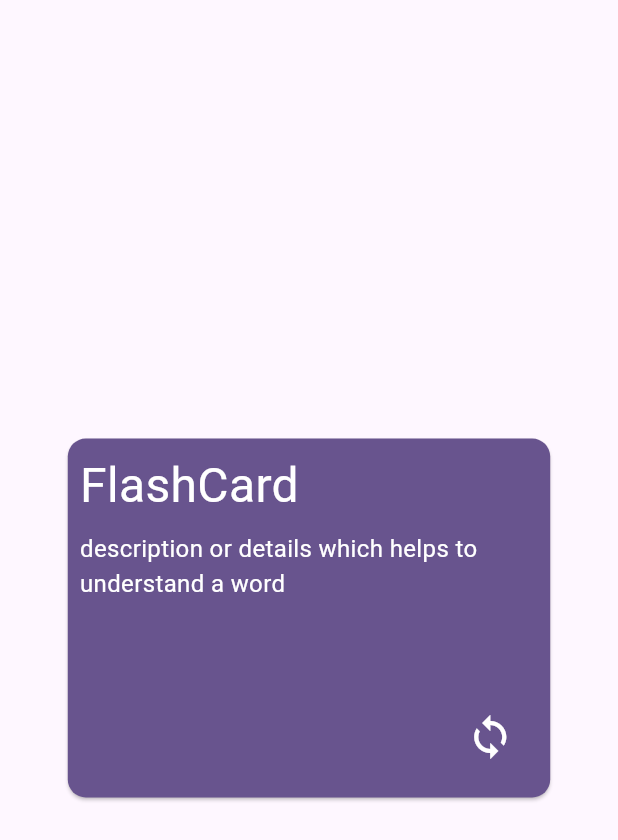
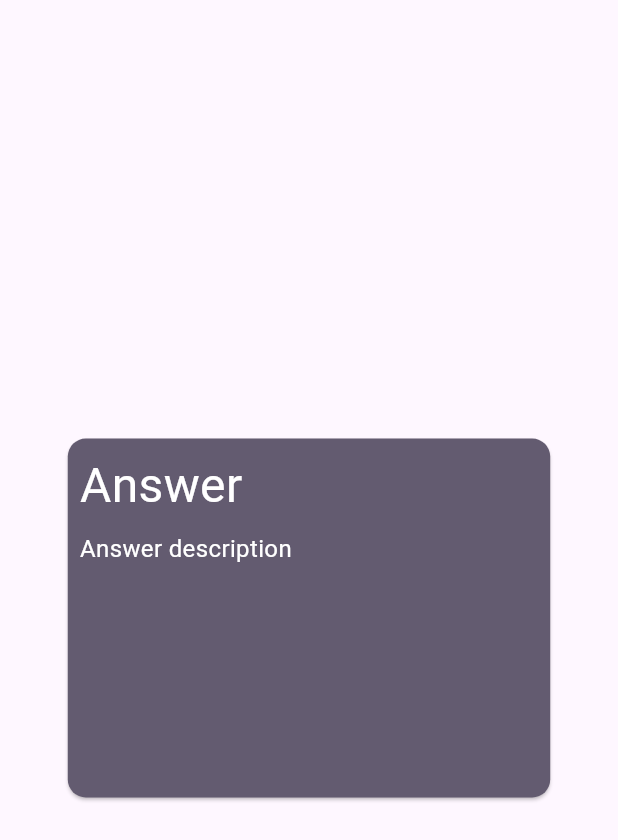
Before and after one commit to bareq/flutter_flash_cards, a Flutter app: the screen it shows after launch, after a tap on the "loop" icon, on a phone screen of 412 x 824 dp. Shown: the top 840 px of the screen. Run offline on Flutter 3.47's test engine with Material 2 defaults, Android fonts, the light colour scheme and no system bars.

Commit message:
Rotating flashcard, added flashcard provider

```diff
--- /dev/null
+++ b/lib/features/flash_card/card_answer_side.dart
@@ -0,0 +1,85 @@
+import 'package:flashcardsflutter/features/flash_card/flash_card_view_model.dart';
+import 'package:flutter/material.dart';
+import 'package:provider/provider.dart';
+
+class CardAnswerSide extends StatelessWidget {
+  const CardAnswerSide({super.key});
+
+  @override
+  Widget build(BuildContext context) {
+    final flashCardViewModel = context.watch<FlashCardViewModel>();
+
+    return FractionallySizedBox(
+      widthFactor: .8,
+      heightFactor: .3,
+      child: Card(
+        color: Theme.of(context).colorScheme.secondary,
+        child: Column(crossAxisAlignment: CrossAxisAlignment.start, children: [
+          Column(
+            mainAxisSize: MainAxisSize.min,
+            crossAxisAlignment: CrossAxisAlignment.start,
+            children: [
+              FlashCardWord(text: flashCardViewModel.currentFlashCard.answer),
+              FlashCardDescription(
+                  text: flashCardViewModel.currentFlashCard.answerDescription)
+            ],
+          ),
+        ]),
+      ),
+    );
+  }
+}
+
+class FlashCardWord extends StatelessWidget {
+  final String text;
+
+  const FlashCardWord({
+    super.key,
+    required this.text,
+  });
+
+  @override
+  Widget build(BuildContext context) {
+    return Padding(
+      padding: const EdgeInsets.all(8.0),
+      child: Text(text, style: TextStyle(fontSize: 32, color: Colors.white)),
+    );
+  }
+}
+
+class FlashCardDescription extends StatelessWidget {
+  final String text;
+
+  const FlashCardDescription({
+    super.key,
+    required this.text,
+  });
+
+  @override
+  Widget build(BuildContext context) {
+    return Padding(
+      padding: const EdgeInsets.only(left: 8.0, right: 8.0),
+      child: Text(text, style: TextStyle(fontSize: 16, color: Colors.white)),
+    );
+  }
+}
+
+class FlipCardButton extends StatelessWidget {
+  @override
+  Widget build(BuildContext context) {
+    final flashCardViewModel = context.watch<FlashCardViewModel>();
+
+    return Padding(
+      padding: const EdgeInsets.all(8),
+      child: IconButton(
+        padding: EdgeInsets.all(16.0),
+        color: Colors.white,
+        iconSize: 32,
+        icon: Icon(Icons.loop),
+        onPressed: () {
+          flashCardViewModel.flipCard();
+        },
+      ),
+    );
+  }
+}
--- /dev/null
+++ b/lib/features/flash_card/card_question_side.dart
@@ -0,0 +1,93 @@
+import 'package:flashcardsflutter/features/flash_card/flash_card_view_model.dart';
+import 'package:flutter/material.dart';
+import 'package:provider/provider.dart';
+
+class CardQuestionSide extends StatelessWidget {
+  const CardQuestionSide({super.key});
+
+  @override
+  Widget build(BuildContext context) {
+    final flashCardViewModel = context.watch<FlashCardViewModel>();
+
+    return FractionallySizedBox(
+      widthFactor: .8,
+      heightFactor: .3,
+      child: Card(
+        color: Theme.of(context).colorScheme.primary,
+        child: Column(crossAxisAlignment: CrossAxisAlignment.start, children: [
+          Column(
+            mainAxisSize: MainAxisSize.min,
+            crossAxisAlignment: CrossAxisAlignment.start,
+            children: [
+              FlashCardWord(text: flashCardViewModel.currentFlashCard.question),
+              FlashCardDescription(
+                  text: flashCardViewModel.currentFlashCard.questionDescription)
+            ],
+          ),
+          Expanded(
+            child: Row(
+              mainAxisSize: MainAxisSize.max,
+              crossAxisAlignment: CrossAxisAlignment.end,
+              mainAxisAlignment: MainAxisAlignment.end,
+              children: [FlipCardButton()],
+            ),
+          )
+        ]),
+      ),
+    );
+  }
+}
+
+class FlashCardWord extends StatelessWidget {
+  final String text;
+
+  const FlashCardWord({
+    super.key,
+    required this.text,
+  });
+
+  @override
+  Widget build(BuildContext context) {
+    return Padding(
+      padding: const EdgeInsets.all(8.0),
+      child: Text(text, style: TextStyle(fontSize: 32, color: Colors.white)),
+    );
+  }
+}
+
+class FlashCardDescription extends StatelessWidget {
+  final String text;
+
+  const FlashCardDescription({
+    super.key,
+    required this.text,
+  });
+
+  @override
+  Widget build(BuildContext context) {
+    return Padding(
+      padding: const EdgeInsets.only(left: 8.0, right: 8.0),
+      child: Text(text, style: TextStyle(fontSize: 16, color: Colors.white)),
+    );
+  }
+}
+
+class FlipCardButton extends StatelessWidget {
+  @override
+  Widget build(BuildContext context) {
+    final flashCardViewModel = context.watch<FlashCardViewModel>();
+
+    return Padding(
+      padding: const EdgeInsets.all(8),
+      child: IconButton(
+        padding: EdgeInsets.all(16.0),
+        color: Colors.white,
+        iconSize: 32,
+        icon: Icon(Icons.loop),
+        onPressed: () {
+          flashCardViewModel.flipCard();
+        },
+      ),
+    );
+  }
+}
--- /dev/null
+++ b/lib/features/flash_card/flash_card_view_model.dart
@@ -0,0 +1,18 @@
+import 'package:flashcardsflutter/features/flash_card/model/flash_card.dart';
+import 'package:flutter/foundation.dart';
+
+class FlashCardViewModel extends ChangeNotifier {
+  final currentFlashCard = FlashCard(
+      "Question title", "Question description", "Answer", "Answer description");
+
+  late bool cardFlipped;
+
+  FlashCardViewModel() {
+    cardFlipped = false;
+  }
+
+  void flipCard() {
+    cardFlipped = !cardFlipped;
+    notifyListeners();
+  }
+}
--- /dev/null
+++ b/lib/features/flash_card/flash_card_widget.dart
@@ -0,0 +1,42 @@
+import 'dart:math';
+
+import 'package:flashcardsflutter/features/flash_card/card_answer_side.dart';
+import 'package:flashcardsflutter/features/flash_card/card_question_side.dart';
+import 'package:flashcardsflutter/features/flash_card/flash_card_view_model.dart';
+import 'package:flutter/material.dart';
+import 'package:provider/provider.dart';
+
+class FlashCardWidget extends StatelessWidget {
+  @override
+  Widget build(BuildContext context) {
+    final flashCardViewModel = context.watch<FlashCardViewModel>();
+
+    return AnimatedSwitcher(
+      transitionBuilder: (widget, animation) => createCardFlipAnimation(
+          widget, animation, flashCardViewModel.cardFlipped),
+      duration: Duration(milliseconds: 400),
+      child: flashCardViewModel.cardFlipped
+          ? CardAnswerSide(key: ValueKey(false))
+          : CardQuestionSide(key: ValueKey(true)),
+    );
+  }
+
+  Widget createCardFlipAnimation(
+      Widget widget, Animation<double> animation, bool cardFlipped) {
+    final rotateAnim = Tween(begin: pi, end: 0.0).animate(animation);
+    return AnimatedBuilder(
+      animation: rotateAnim,
+      child: widget,
+      builder: (context, widget) {
+        final isUnder = (ValueKey(cardFlipped) != widget!.key);
+        final value =
+            isUnder ? min(rotateAnim.value, pi / 2) : rotateAnim.value;
+        return Transform(
+          transform: Matrix4.rotationY(value),
+          child: widget,
+          alignment: Alignment.center,
+        );
+      },
+    );
+  }
+}
--- /dev/null
+++ b/lib/features/flash_card/model/flash_card.dart
@@ -0,0 +1,9 @@
+class FlashCard {
+  final String question;
+  final String questionDescription;
+  final String answer;
+  final String answerDescription;
+
+  FlashCard(this.question, this.questionDescription, this.answer,
+      this.answerDescription);
+}
--- a/lib/flash_card.dart
+++ /dev/null
@@ -1,72 +0,0 @@
-import 'package:flutter/material.dart';
-
-class FlashCard extends StatelessWidget {
-  @override
-  Widget build(BuildContext context) {
-    return FractionallySizedBox(
-      widthFactor: .8,
-      heightFactor: .3,
-      child: Card(
-        color: Theme.of(context).colorScheme.primary,
-        child: Column(children: [
-          Column(
-            mainAxisSize: MainAxisSize.min,
-            crossAxisAlignment: CrossAxisAlignment.start,
-            children: [FlashCardWord(), FlashCardDescription()],
-          ),
-          Expanded(
-            child: Row(
-              mainAxisSize: MainAxisSize.max,
-              crossAxisAlignment: CrossAxisAlignment.end,
-              mainAxisAlignment: MainAxisAlignment.end,
-              children: [FlipCardButton()],
-            ),
-          )
-        ]),
-      ),
-    );
-  }
-}
-
-class FlipCardButton extends StatelessWidget {
-  @override
-  Widget build(BuildContext context) {
-    return Padding(
-      padding: const EdgeInsets.all(8),
-      child: IconButton(
-        padding: EdgeInsets.all(16.0),
-        color: Colors.white,
-        iconSize: 32,
-        icon: Icon(Icons.loop),
-        onPressed: () {},
-      ),
-    );
-  }
-}
-
-class FlashCardWord extends StatelessWidget {
-  const FlashCardWord({
-    super.key,
-  });
-
-  @override
-  Widget build(BuildContext context) {
-    return Padding(
-      padding: const EdgeInsets.all(8.0),
-      child: const Text("FlashCard",
-          style: TextStyle(fontSize: 32, color: Colors.white)),
-    );
-  }
-}
-
-class FlashCardDescription extends StatelessWidget {
-  @override
-  Widget build(BuildContext context) {
-    return Padding(
-      padding: const EdgeInsets.only(left: 8.0, right: 8.0),
-      child: const Text(
-          "description or details which helps to understand a word",
-          style: TextStyle(fontSize: 16, color: Colors.white)),
-    );
-  }
-}
--- a/lib/main.dart
+++ b/lib/main.dart
@@ -1,5 +1,8 @@
-import 'package:flashcardsflutter/flash_card.dart';
+import 'package:flashcardsflutter/features/flash_card/flash_card_widget.dart';
 import 'package:flutter/material.dart';
+import 'package:provider/provider.dart';
+
+import 'features/flash_card/flash_card_view_model.dart';
 
 void main() {
   runApp(const MyApp());
@@ -16,20 +19,21 @@ class MyApp extends StatelessWidget {
         colorScheme: ColorScheme.fromSeed(seedColor: Colors.deepPurple),
         useMaterial3: true,
       ),
-      home: const MyHomePage(title: 'Flutter fiszki'),
+      home: const MyHomePage(),
     );
   }
 }
 
 class MyHomePage extends StatelessWidget {
-  const MyHomePage({super.key, required this.title});
-
-  final String title;
+  const MyHomePage({super.key});
 
   @override
   Widget build(BuildContext context) {
-    return Scaffold(
-      body: Center(child: FlashCard()),
+    return ChangeNotifierProvider(
+      create: (context) => FlashCardViewModel(),
+      child: Scaffold(
+        body: Center(child: FlashCardWidget()),
+      ),
     );
   }
 }
--- a/pubspec.yaml
+++ b/pubspec.yaml
@@ -11,6 +11,7 @@ dependencies:
   flutter:
     sdk: flutter
   cupertino_icons: ^1.0.2
+  provider: ^6.0.5
 
 dev_dependencies:
   flutter_test:
```
Also changed, not shown: pubspec.lock.
